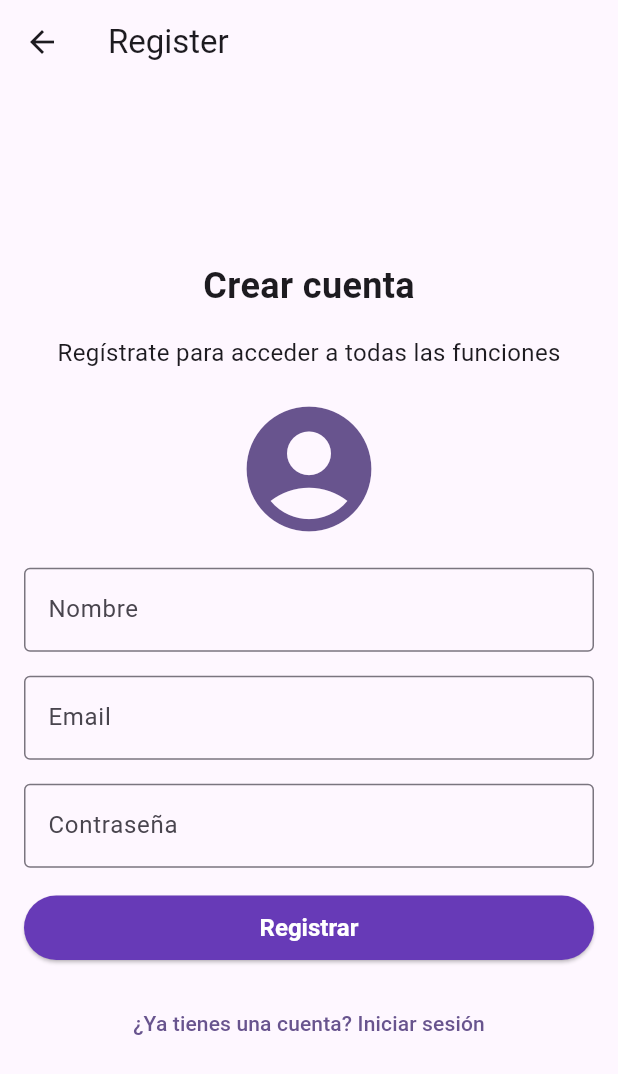
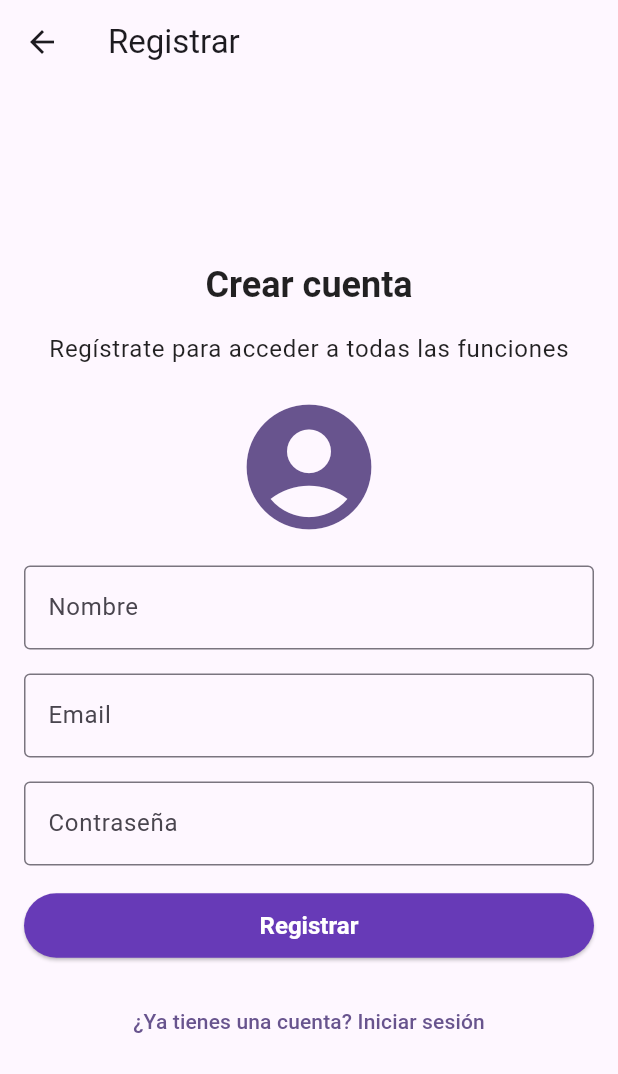
Before and after one commit to id-am/integration_test, a Flutter app: the RegisterScreen screen opened by its route, on a phone screen of 412 x 824 dp. Shown: the top 1074 px of the screen. Run offline on Flutter 3.47's test engine with Material 3 defaults, Android fonts, the phone set to English and light mode, and no system bars; our stand-ins replace flutter_riverpod, supabase_flutter; accounts and stored records are empty.

Commit message:
feat(register): update text to Spanish and improve styling in RegisterScreen

```diff
--- a/lib/features/auth/presentation/register_screen.dart
+++ b/lib/features/auth/presentation/register_screen.dart
@@ -91,21 +91,20 @@ class _RegisterScreenState extends ConsumerState<RegisterScreen> {
 
     final authState = ref.watch(authProvider);
 
+    final theme = Theme.of(context);
+
     return Scaffold(
-      appBar: AppBar(title: const Text('Register')),
+      appBar: AppBar(title: const Text('Registrar')),
       body: Padding(
         padding: const EdgeInsets.all(16.0),
         child: Column(
           mainAxisAlignment: MainAxisAlignment.center,
           spacing: 16,
           children: [
-            const Text(
-              'Crear cuenta',
-              style: TextStyle(fontSize: 24, fontWeight: FontWeight.bold),
-            ),
-            const Text(
+            Text('Crear cuenta', style: theme.textTheme.headlineLarge),
+            Text(
               'Regístrate para acceder a todas las funciones',
-              style: TextStyle(fontSize: 16),
+              style: theme.textTheme.bodyLarge,
             ),
             Icon(
               Icons.account_circle,
@@ -120,10 +119,7 @@ class _RegisterScreenState extends ConsumerState<RegisterScreen> {
                 children: [
                   TextFormField(
                     controller: _nameController,
-                    decoration: const InputDecoration(
-                      labelText: 'Nombre',
-                      border: OutlineInputBorder(),
-                    ),
+                    decoration: const InputDecoration(labelText: 'Nombre'),
                     validator: (value) {
                       if (value == null || value.isEmpty) {
                         return 'Por favor ingrese su nombre';
@@ -133,10 +129,7 @@ class _RegisterScreenState extends ConsumerState<RegisterScreen> {
                   ),
                   TextFormField(
                     controller: _emailController,
-                    decoration: const InputDecoration(
-                      labelText: 'Email',
-                      border: OutlineInputBorder(),
-                    ),
+                    decoration: const InputDecoration(labelText: 'Email'),
                     validator: (value) {
                       if (value == null || value.isEmpty) {
                         return 'Por favor ingrese su correo electrónico';
@@ -146,10 +139,7 @@ class _RegisterScreenState extends ConsumerState<RegisterScreen> {
                   ),
                   TextFormField(
                     controller: _passwordController,
-                    decoration: const InputDecoration(
-                      labelText: 'Contraseña',
-                      border: OutlineInputBorder(),
-                    ),
+                    decoration: const InputDecoration(labelText: 'Contraseña'),
                     obscureText: true,
                     validator: (value) {
                       if (value == null || value.isEmpty) {
```
